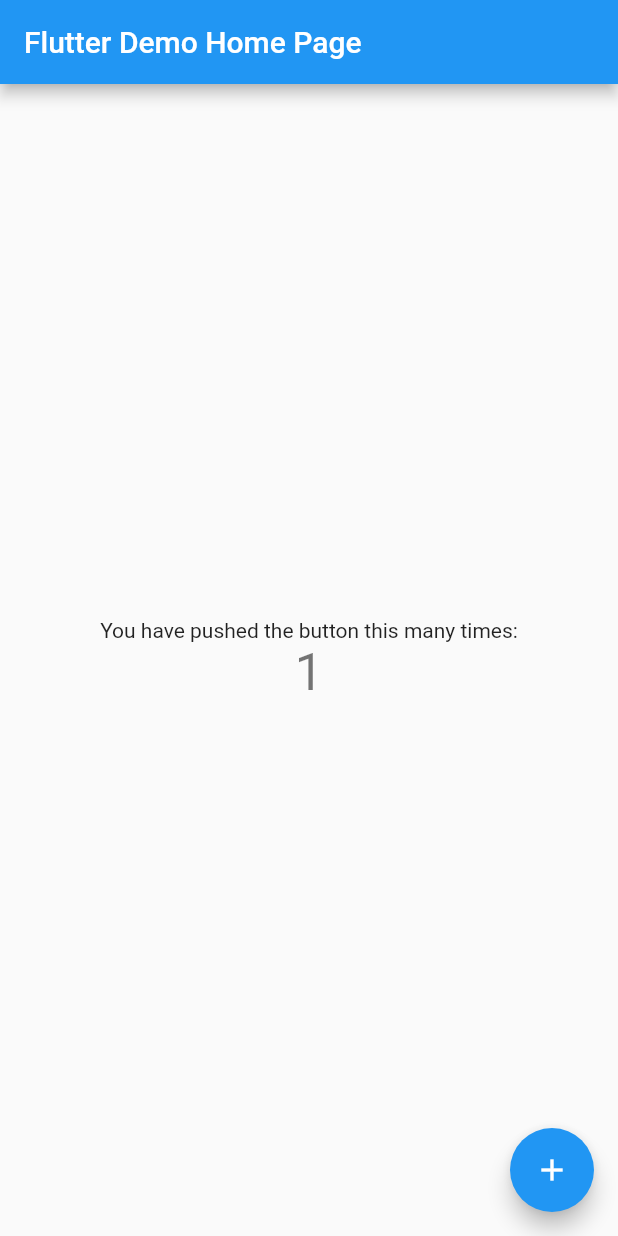
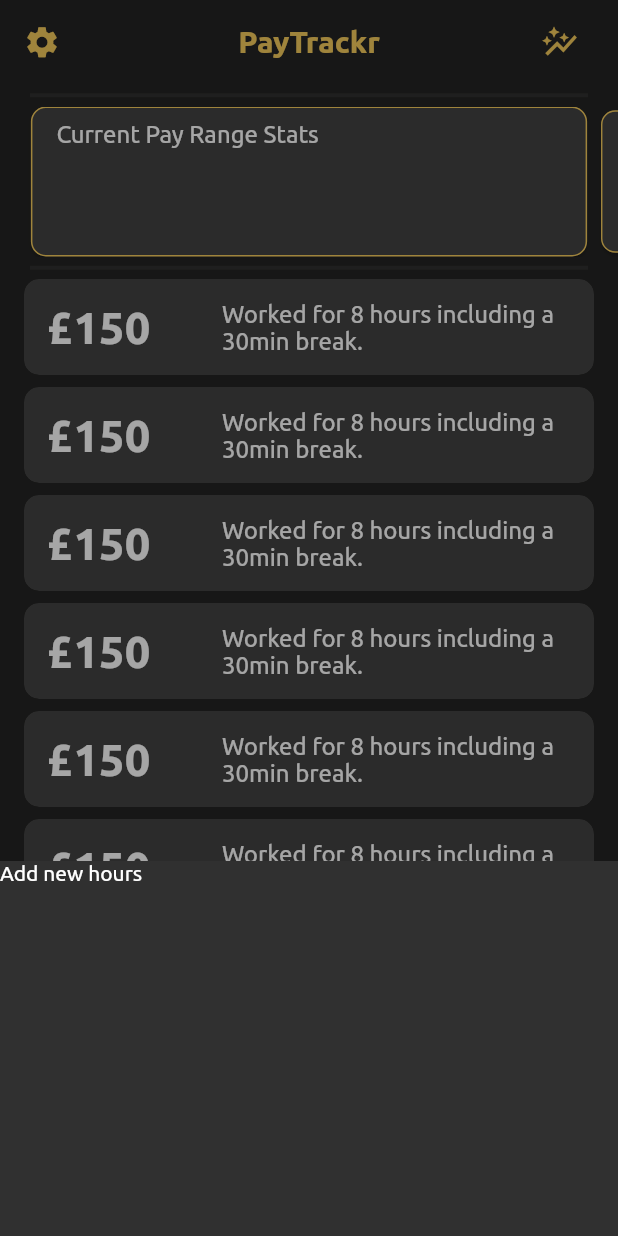
Before and after one commit to r-yeates/paytracker, a Flutter app: the screen it shows after launch, after a tap on the "add" icon, on a phone screen of 412 x 824 dp. Run offline on Flutter 3.47's test engine with Material 2 defaults, Android fonts, the phone set to English and light mode, and no system bars; drawn by our look-alikes of card_swiper; our stand-ins replace modal_bottom_sheet; project files that could hold a hidden picture were left out.

Commit message:
Intial app design

```diff
--- /dev/null
+++ b/lib/config/theme.dart
@@ -0,0 +1,38 @@
+import 'package:flutter/material.dart';
+
+//const Color mainBgColor_1 = Color(255,255,255);
+
+final themeDark = ThemeData(
+  // Define the default brightness and colors.
+  brightness: Brightness.dark,
+  primaryColor: const Color(0xffF5CB5C),
+  backgroundColor: const Color(0xff242423),
+  scaffoldBackgroundColor: const Color(0xff242423),
+
+  // Define the default font family.
+  fontFamily: 'Ubuntu',
+
+  colorScheme: const ColorScheme(
+    primary: Color(0xffF5CB5C),
+    onPrimary: Colors.white,
+    primaryVariant: Color(0xffF5CB5C),
+    secondary: Color(0xffF5CB5C),
+    onSecondary: Colors.white,
+    secondaryVariant: Color(0xffF5CB5C),
+    background: Color(0xffF5CB5C),
+    onBackground: Colors.white,
+    surface: Color(0xff242423),
+    onSurface: Colors.white,
+    brightness: Brightness.dark,
+    error: Colors.red,
+    onError: Colors.white,
+  ),
+
+  // Define the default TextTheme. Use this to specify the default
+  // text styling for headlines, titles, bodies of text, and more.
+  textTheme: const TextTheme(
+    headline1: TextStyle(fontSize: 72.0, fontWeight: FontWeight.bold),
+    headline6: TextStyle(fontSize: 20.0),
+    bodyText2: TextStyle(fontSize: 14.0),
+  ),
+);
--- a/lib/main.dart
+++ b/lib/main.dart
@@ -1,115 +1,22 @@
+import 'package:PayTrackr/config/theme.dart';
+import 'package:PayTrackr/screens/home.dart';
 import 'package:flutter/material.dart';
 
 void main() {
-  runApp(const MyApp());
+  WidgetsFlutterBinding.ensureInitialized();
+  runApp(const PayTrackr());
 }
 
-class MyApp extends StatelessWidget {
-  const MyApp({Key? key}) : super(key: key);
+class PayTrackr extends StatelessWidget {
+  const PayTrackr({Key? key}) : super(key: key);
 
-  // This widget is the root of your application.
   @override
   Widget build(BuildContext context) {
     return MaterialApp(
-      title: 'Flutter Demo',
-      theme: ThemeData(
-        // This is the theme of your application.
-        //
-        // Try running your application with "flutter run". You'll see the
-        // application has a blue toolbar. Then, without quitting the app, try
-        // changing the primarySwatch below to Colors.green and then invoke
-        // "hot reload" (press "r" in the console where you ran "flutter run",
-        // or simply save your changes to "hot reload" in a Flutter IDE).
-        // Notice that the counter didn't reset back to zero; the application
-        // is not restarted.
-        primarySwatch: Colors.blue,
-      ),
-      home: const MyHomePage(title: 'Flutter Demo Home Page'),
+      //Title to identify the app for the user
+      title: 'PayTrackr',
+      theme: themeDark,
+      home: const Home(),
     );
   }
 }
-
-class MyHomePage extends StatefulWidget {
-  const MyHomePage({Key? key, required this.title}) : super(key: key);
-
-  // This widget is the home page of your application. It is stateful, meaning
-  // that it has a State object (defined below) that contains fields that affect
-  // how it looks.
-
-  // This class is the configuration for the state. It holds the values (in this
-  // case the title) provided by the parent (in this case the App widget) and
-  // used by the build method of the State. Fields in a Widget subclass are
-  // always marked "final".
-
-  final String title;
-
-  @override
-  State<MyHomePage> createState() => _MyHomePageState();
-}
-
-class _MyHomePageState extends State<MyHomePage> {
-  int _counter = 0;
-
-  void _incrementCounter() {
-    setState(() {
-      // This call to setState tells the Flutter framework that something has
-      // changed in this State, which causes it to rerun the build method below
-      // so that the display can reflect the updated values. If we changed
-      // _counter without calling setState(), then the build method would not be
-      // called again, and so nothing would appear to happen.
-      _counter++;
-    });
-  }
-
-  @override
-  Widget build(BuildContext context) {
-    // This method is rerun every time setState is called, for instance as done
-    // by the _incrementCounter method above.
-    //
-    // The Flutter framework has been optimized to make rerunning build methods
-    // fast, so that you can just rebuild anything that needs updating rather
-    // than having to individually change instances of widgets.
-    return Scaffold(
-      appBar: AppBar(
-        // Here we take the value from the MyHomePage object that was created by
-        // the App.build method, and use it to set our appbar title.
-        title: Text(widget.title),
-      ),
-      body: Center(
-        // Center is a layout widget. It takes a single child and positions it
-        // in the middle of the parent.
-        child: Column(
-          // Column is also a layout widget. It takes a list of children and
-          // arranges them vertically. By default, it sizes itself to fit its
-          // children horizontally, and tries to be as tall as its parent.
-          //
-          // Invoke "debug painting" (press "p" in the console, choose the
-          // "Toggle Debug Paint" action from the Flutter Inspector in Android
-          // Studio, or the "Toggle Debug Paint" command in Visual Studio Code)
-          // to see the wireframe for each widget.
-          //
-          // Column has various properties to control how it sizes itself and
-          // how it positions its children. Here we use mainAxisAlignment to
-          // center the children vertically; the main axis here is the vertical
-          // axis because Columns are vertical (the cross axis would be
-          // horizontal).
-          mainAxisAlignment: MainAxisAlignment.center,
-          children: <Widget>[
-            const Text(
-              'You have pushed the button this many times:',
-            ),
-            Text(
-              '$_counter',
-              style: Theme.of(context).textTheme.headline4,
-            ),
-          ],
-        ),
-      ),
-      floatingActionButton: FloatingActionButton(
-        onPressed: _incrementCounter,
-        tooltip: 'Increment',
-        child: const Icon(Icons.add),
-      ), // This trailing comma makes auto-formatting nicer for build methods.
-    );
-  }
-}
--- /dev/null
+++ b/lib/screens/home.dart
@@ -0,0 +1,112 @@
+import 'package:PayTrackr/config/theme.dart';
+import 'package:PayTrackr/widgets/pay_card.dart';
+import 'package:flutter/material.dart';
+import 'package:card_swiper/card_swiper.dart';
+import 'package:modal_bottom_sheet/modal_bottom_sheet.dart';
+
+class Home extends StatefulWidget {
+  const Home({Key? key}) : super(key: key);
+
+  @override
+  _HomeState createState() => _HomeState();
+}
+
+class _HomeState extends State<Home> {
+  @override
+  Widget build(BuildContext context) {
+    return Scaffold(
+      appBar: AppBar(
+        title: Text('PayTrackr',
+            style: TextStyle(
+              fontWeight: FontWeight.bold,
+              color: themeDark.colorScheme.primary,
+            )),
+        centerTitle: true,
+        elevation: 0,
+        leading: IconButton(
+          iconSize: 25,
+          icon: Icon(
+            Icons.settings,
+            color: themeDark.colorScheme.secondary,
+          ),
+          onPressed: () {},
+        ),
+        actions: <Widget>[
+          Container(
+            padding: const EdgeInsets.only(right: 15),
+            child: IconButton(
+              iconSize: 25,
+              icon: Icon(
+                Icons.auto_graph,
+                color: themeDark.colorScheme.secondary,
+              ),
+              onPressed: () {},
+            ),
+          )
+        ],
+      ),
+      body: Column(
+        children: <Widget>[
+          Divider(
+            height: 15,
+            color: Colors.grey[850],
+            thickness: 2.5,
+            indent: 20,
+            endIndent: 20,
+          ),
+          SizedBox(
+            height: 100,
+            child: Swiper(
+              itemCount: 2,
+              viewportFraction: 0.9,
+              scale: 0.95,
+              loop: false,
+              itemBuilder: (BuildContext context, int index) {
+                return Card(
+                  margin: const EdgeInsets.all(0),
+                  shape: RoundedRectangleBorder(
+                      borderRadius: BorderRadius.circular(10)),
+                  child: Container(
+                    padding: const EdgeInsets.fromLTRB(0, 4, 0, 4),
+                    decoration: BoxDecoration(
+                        border:
+                            Border.all(color: themeDark.colorScheme.primary),
+                        borderRadius: BorderRadius.circular(10)),
+                    child: ListTile(
+                      title: Column(
+                        crossAxisAlignment: CrossAxisAlignment.start,
+                        children: <Widget>[
+                          index == 0
+                              ? Text('Current Pay Range Stats')
+                              : Text('All Time Stats')
+                        ],
+                      ),
+                    ),
+                  ),
+                );
+              },
+            ),
+          ),
+          Divider(
+            height: 15,
+            color: Colors.grey[850],
+            thickness: 2.5,
+            indent: 20,
+            endIndent: 20,
+          ),
+          PayList(),
+        ],
+      ),
+      floatingActionButton: FloatingActionButton(
+        child: const Icon(Icons.add),
+        onPressed: () {
+          showMaterialModalBottomSheet(
+            context: context,
+            builder: (context) =>
+                Container(height: 250, child: Text('Add new hours')),
+          );
+        },
+      ),
+    );
+  }
+}
--- /dev/null
+++ b/lib/widgets/pay_card.dart
@@ -0,0 +1,64 @@
+import 'package:flutter/material.dart';
+
+class PayList extends StatefulWidget {
+  const PayList({Key? key}) : super(key: key);
+  @override
+  _PayListState createState() => _PayListState();
+}
+
+class _PayListState extends State<PayList> {
+  @override
+  Widget build(BuildContext context) {
+    return Expanded(
+      child: ListView.builder(
+        itemCount: 100,
+        itemBuilder: (context, index) {
+          return Padding(
+            padding: const EdgeInsets.fromLTRB(16, 0, 16, 8),
+            child: ClipRRect(
+              borderRadius: BorderRadius.circular(10),
+              child: Card(
+                margin: const EdgeInsets.all(0),
+                shape: RoundedRectangleBorder(
+                    borderRadius: BorderRadius.circular(10)),
+                child: Container(
+                  padding: const EdgeInsets.fromLTRB(0, 4, 0, 4),
+                  child: ListTile(
+                    title: Column(
+                      crossAxisAlignment: CrossAxisAlignment.start,
+                      children: <Widget>[
+                        Row(
+                          children: const [
+                            Expanded(
+                              flex: 5,
+                              child: Text(
+                                "£150",
+                                style: TextStyle(
+                                    fontWeight: FontWeight.bold, fontSize: 30),
+                              ),
+                            ),
+                            Expanded(
+                              flex: 10,
+                              child: Text(
+                                "Worked for 8 hours including a 30min break.",
+                              ),
+                            ),
+                          ],
+                        ),
+                      ],
+                    ),
+                    // subtitle: Text('2nd Line',
+                    //     style: TextStyle(),
+                    //     maxLines: 2,
+                    //     overflow: TextOverflow.ellipsis),
+                    onTap: () {},
+                  ),
+                ),
+              ),
+            ),
+          );
+        },
+      ),
+    );
+  }
+}
```
Also changed, not shown: pubspec.yaml (+15 -13 lines), assets/fonts/Ubuntu-Bold.ttf (added), assets/fonts/Ubuntu-BoldItalic.ttf (added), assets/fonts/Ubuntu-Italic.ttf (added), assets/fonts/Ubuntu-Light.ttf (added), assets/fonts/Ubuntu-LightItalic.ttf (added), assets/fonts/Ubuntu-Medium.ttf (added), assets/fonts/Ubuntu-MediumItalic.ttf (added), assets/fonts/Ubuntu-Regular.ttf (added), pubspec.lock, 1 other file.
